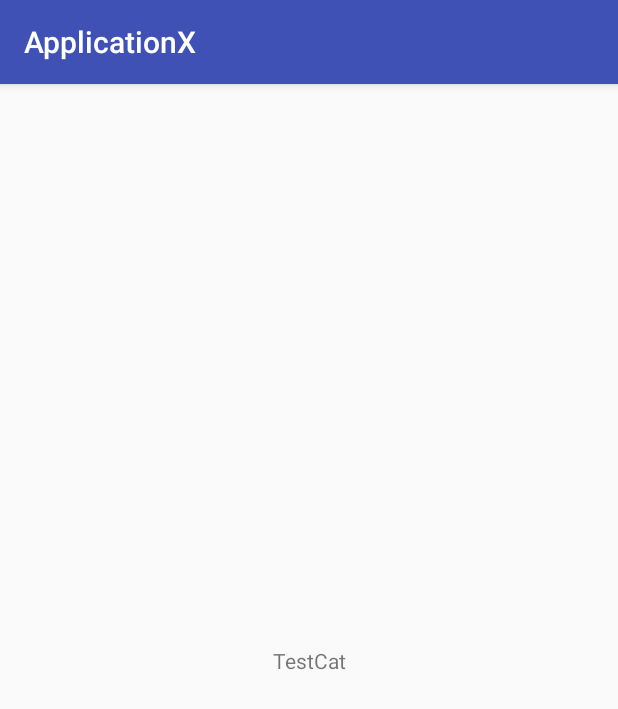
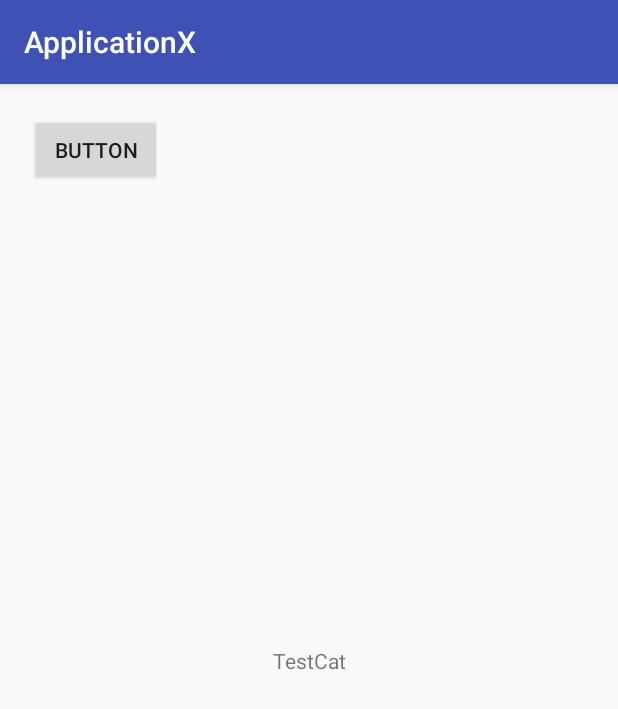
Before and after one commit to Yrrahz/ApplicationX, an Android app: the screen it shows after launch (MainActivity), on a phone screen of 412 x 824 dp. Shown: the top 709 px of the screen. Run offline under Robolectric (Android 15) with nearby library versions, the phone set to English and light mode, and no system bars.

```diff
--- a/app/src/main/java/booken/yrrah/applicationx/DBHandler.java
+++ b/app/src/main/java/booken/yrrah/applicationx/DBHandler.java
@@ -306,7 +306,7 @@ public class DBHandler extends SQLiteOpenHelper{
 
         // updating row
         int returnValue = db.update(TABLE_EXPENDITURE, values, KEY_ID + " = ?",
-                new String[] { String.valueOf(expModel.getSubAmountId())});
+                new String[] { String.valueOf(expModel.getExpenditureId())});
         // Kenny recommended this
         if(db.isOpen()){
             db.close();
@@ -380,7 +380,9 @@ public class DBHandler extends SQLiteOpenHelper{
 
     public void fyllDb(){
         CategoryModel cm = new CategoryModel("TestCat", 1337);
+        addCategory(cm);
 
-        addCategory(cm);
+        ExpenditureModel expModel = new ExpenditureModel(123,10337,"TestExp Model !/", "TestCat",1);
+        addExpenditure(expModel);
     }
 }
--- a/app/src/main/java/booken/yrrah/applicationx/MainActivity.java
+++ b/app/src/main/java/booken/yrrah/applicationx/MainActivity.java
@@ -2,11 +2,15 @@ package booken.yrrah.applicationx;
 
 import android.support.v7.app.AppCompatActivity;
 import android.os.Bundle;
+import android.view.View;
+import android.widget.Button;
 import android.widget.TextView;
 
 import java.util.List;
 
 public class MainActivity extends AppCompatActivity {
+
+    private DBHandler dbHandler;
 
     @Override
     protected void onCreate(Bundle savedInstanceState) {
@@ -16,16 +20,22 @@ public class MainActivity extends AppCompatActivity {
         testDB();
     }
 
+    public void testButtonPressed(View view){
+        //Button testButton = findViewById(R.id.testButton);
+
+        TextView testTextDB = findViewById(R.id.helloW);
+        String test = Integer.toString(dbHandler.getCategoryModel("TestCat").getTotalAmount());
+        testTextDB.setText(test);
+    }
+
     private void testDB(){
-        DBHandler dbHandler = new DBHandler(this);
-
+        this.dbHandler = new DBHandler(this);
         dbHandler.fyllDb();
 
-        List<CategoryModel> listCm = dbHandler.getAllCategories();
+//        List<CategoryModel> listCm = dbHandler.getAllCategories();
 
 
         TextView testTextDB = findViewById(R.id.helloW);
-
         testTextDB.setText(dbHandler.getCategoryModel("TestCat").getName());
     }
 }
--- a/app/src/main/res/layout/activity_main.xml
+++ b/app/src/main/res/layout/activity_main.xml
@@ -16,4 +16,15 @@
         app:layout_constraintRight_toRightOf="parent"
         app:layout_constraintTop_toTopOf="parent" />
 
+    <Button
+        android:id="@+id/testButton"
+        android:layout_width="wrap_content"
+        android:layout_height="wrap_content"
+        android:layout_marginStart="20dp"
+        android:layout_marginTop="20dp"
+        android:onClick="testButtonPressed"
+        android:text="Button"
+        app:layout_constraintStart_toStartOf="parent"
+        app:layout_constraintTop_toTopOf="parent" />
+
 </android.support.constraint.ConstraintLayout>
```
Also changed, not shown: app/src/main/java/booken/yrrah/applicationx/ExpenditureModel.java (+19 -17 lines), 1 other file.
